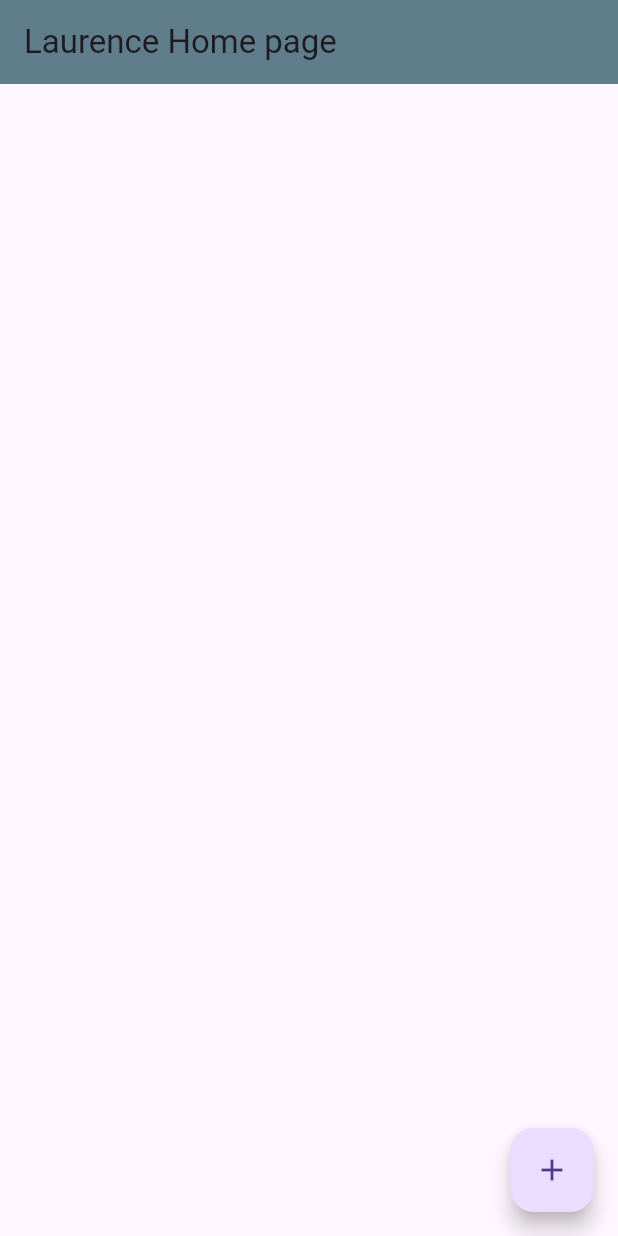
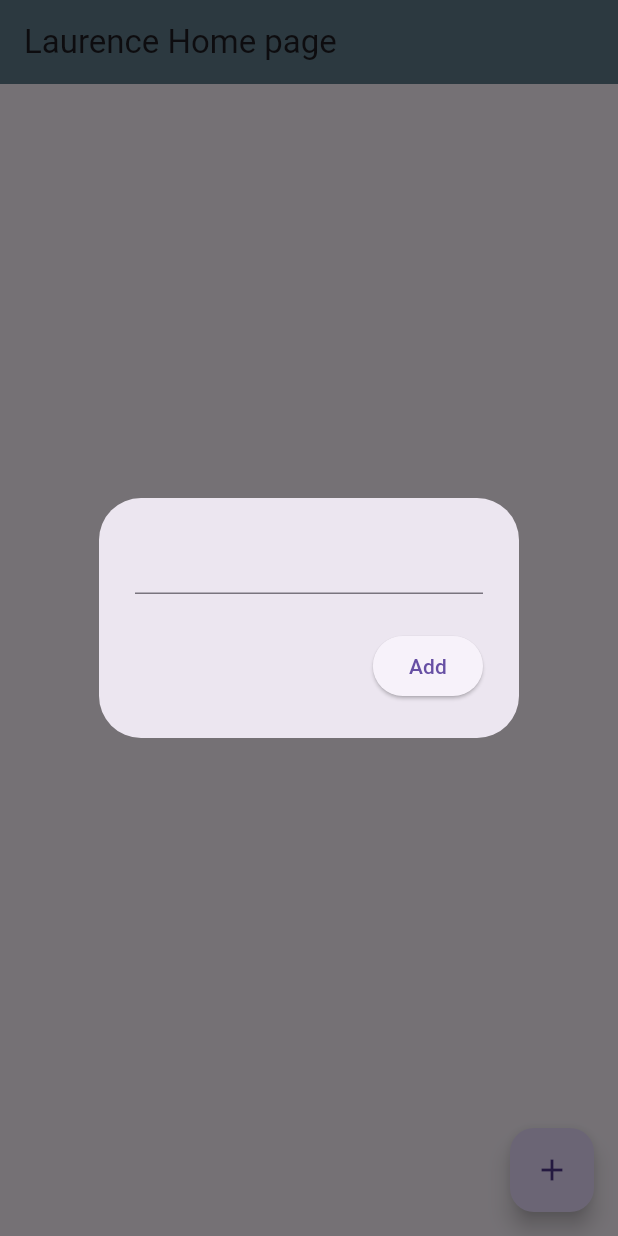
Before and after one commit to XiaolongYin55/quick_start_ios, a Flutter app: the screen it shows after launch, after a tap on the "add" icon, on a phone screen of 412 x 824 dp. Run offline on Flutter 3.47's test engine with Material 3 defaults, Android fonts, the phone set to English and light mode, and no system bars; our stand-ins replace cloud_firestore, firebase_core; accounts and stored records are empty; statements that could not run were skipped.

```diff
--- a/lib/services/firestore.dart
+++ b/lib/services/firestore.dart
@@ -9,6 +9,7 @@ class FirestoreService {
   Future<void> addNote(String note) {
     return notes.add({
       'note': note,
+      'timestamp': Timestamp.now(),
     });
   }
 }
--- a/lib/views/home.dart
+++ b/lib/views/home.dart
@@ -1,7 +1,36 @@
 import 'package:flutter/material.dart';
+import 'package:quick_start_ios/services/firestore.dart';
 
-class HomePage extends StatelessWidget {
+class HomePage extends StatefulWidget {
   const HomePage({super.key});
+
+  @override
+  State<HomePage> createState() => _HomePageState();
+}
+
+class _HomePageState extends State<HomePage> {
+  final FirestoreService _firestoreService = FirestoreService();
+  final TextEditingController myTextController = TextEditingController();
+
+  void openNoteBox() {
+    showDialog(
+        context: context,
+        builder: (context) => AlertDialog(
+              content: TextField(
+                controller: myTextController,
+              ),
+              actions: [
+                ElevatedButton(
+                    onPressed: () {
+                      _firestoreService.addNote(myTextController.text);
+                      myTextController.clear();
+                      Navigator.pop(context);
+                    },
+                    child: Text('Add'))
+              ],
+            ));
+  }
+
   @override
   Widget build(BuildContext context) {
     return Scaffold(
@@ -12,7 +41,7 @@ class HomePage extends StatelessWidget {
       ),
       //create notes btn
       floatingActionButton: FloatingActionButton(
-        onPressed: () {},
+        onPressed: openNoteBox,
         child: const Icon(Icons.add),
       ),
     );
```
